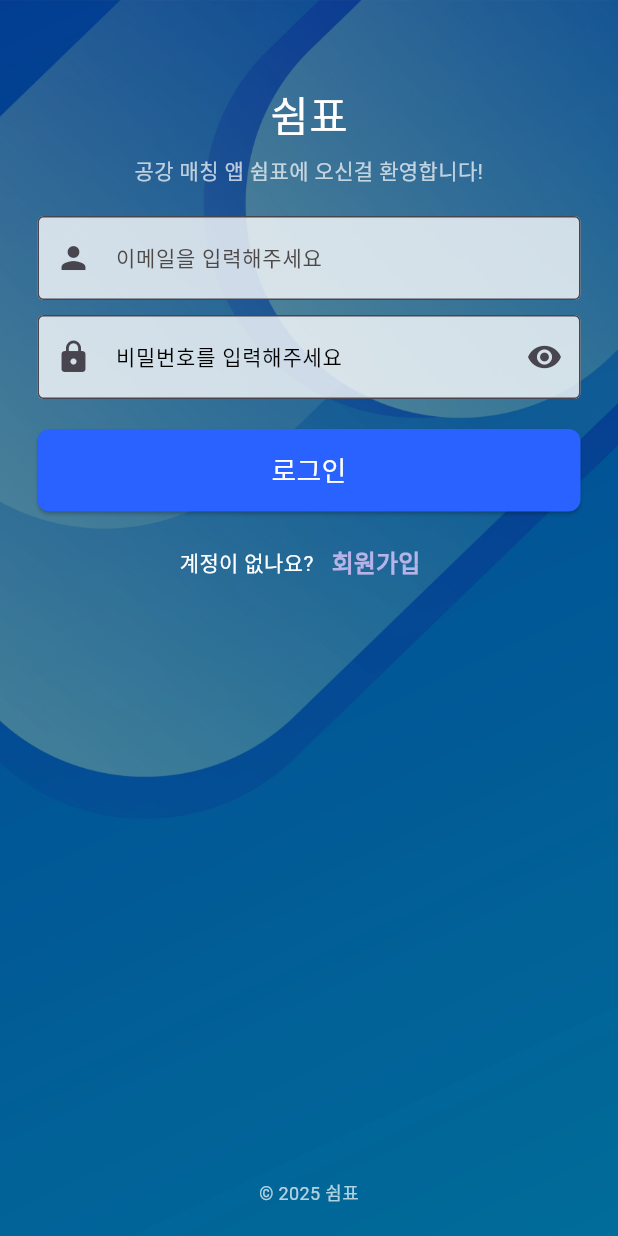
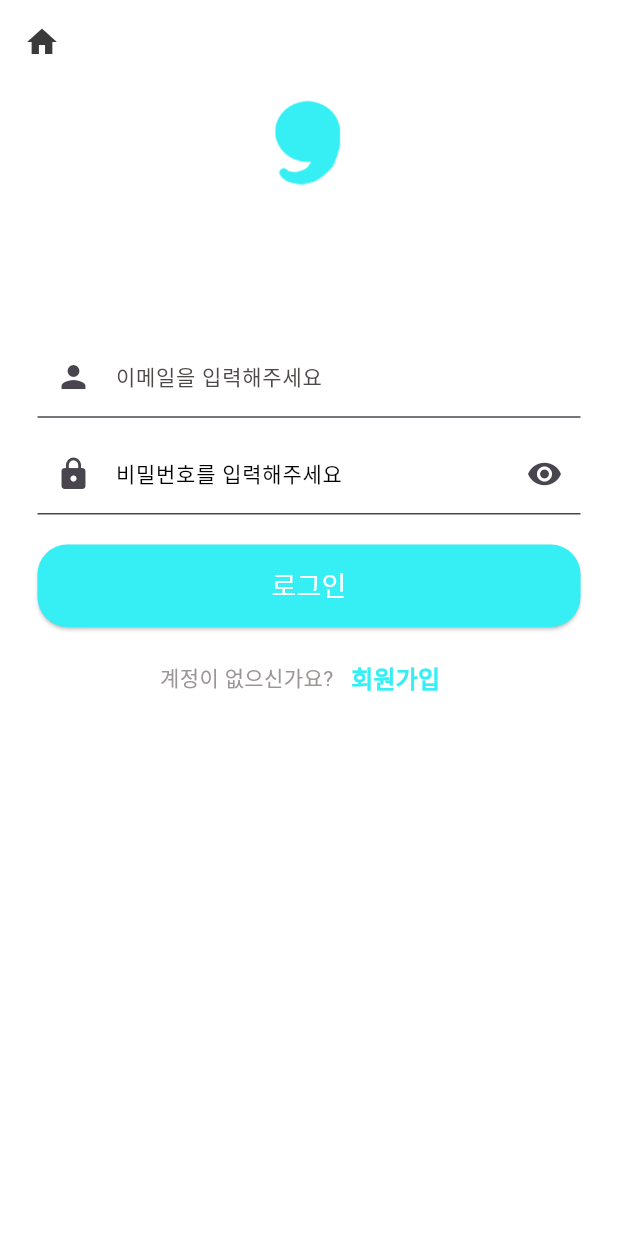
Before and after one commit to cbnu-ctrl-z/rest, a Flutter app: the screen it shows after launch, on a phone screen of 412 x 824 dp. Run offline on Flutter 3.47's test engine with Material 3 defaults, Android fonts, the phone set to English and light mode, and no system bars; our stand-ins replace shared_preferences.

Commit message:
로그인 화면 변경 쉼표 아이콘들 배경화면 jpg 파일 추가.

```diff
--- a/frontend/lib/pages/login_page.dart
+++ b/frontend/lib/pages/login_page.dart
@@ -85,30 +85,18 @@ class _LoginPageState extends State<LoginPage> {
   @override
 Widget build(BuildContext context) {
   return Scaffold(
-    resizeToAvoidBottomInset: false, //배경화면 움직이지 않게 화면 스크롤 비활성화
-    extendBodyBehindAppBar: true, //  AppBar 뒤에도 배경 확장
-    backgroundColor: Colors.transparent, //  Scaffold 배경 투명
-
+    resizeToAvoidBottomInset: false,
+    backgroundColor: Colors.white, //배경화면 움직이지 않게 화면 스크롤 비활성화
     appBar: AppBar(
-      backgroundColor: Colors.transparent, //  AppBar 투명
-      elevation: 0, //  그림자 제거
+      backgroundColor: Colors.white, // 배경을 흰색
+      elevation: 0,
+      leading: IconButton(
+        onPressed: (){Navigator.pushNamed(context, '/home');},
+        icon: Icon(Icons.home, color: const Color.fromARGB(255, 58, 58, 58)),
+      ),// 그림자 X
     ),
-
     body: Stack(
       children: [
-        //  배경 이미지 (화면 전체 적용)
-        Positioned.fill(
-          child: ColorFiltered(
-          colorFilter: ColorFilter.mode(
-          Colors.black.withAlpha(100), //  투명도 조절 (0.0 ~ 1.0)
-          BlendMode.darken, //  배경을 어둡게 하는 효과
-        ),
-          child: Image.asset(
-            'assets/login_Background_img.jpg', // 이미지 경로
-            fit: BoxFit.cover, //  화면을 꽉 채우도록 설정
-          ),
-        ),
-        ),
         //  본문 UI 요소들
         SingleChildScrollView(
           child: SafeArea(
@@ -119,6 +107,11 @@ Widget build(BuildContext context) {
                   padding: const EdgeInsets.symmetric(horizontal: 25),
                   child: Column(
                     children: [
+                      Image.asset(
+                        'assets/simpo_b.jpg', // 이미지 경로
+                        width: 80, // 이미지의 너비
+                        height: 80, // 이미지의 높이
+                       ),
                       Text(
                         '쉼표',
                         style: TextStyle(
@@ -148,8 +141,8 @@ Widget build(BuildContext context) {
                             color: const Color.fromARGB(255, 78, 73, 73), //글자색 변경
                           ),
                           filled: true, //배경을 살짝 투명하게
-                          fillColor: Colors.white.withAlpha(200),
-                          border: OutlineInputBorder(),
+                          fillColor: Colors.transparent,
+                          border: UnderlineInputBorder(),
                           prefixIcon: Icon(Icons.person),
                         ),
                         keyboardType: TextInputType.emailAddress,
@@ -169,8 +162,8 @@ Widget build(BuildContext context) {
                             color: Colors.black,
                           ),
                           filled: true,
-                          fillColor: Colors.white.withAlpha(200),
-                          border: OutlineInputBorder(),
+                          fillColor: Colors.transparent,
+                          border: UnderlineInputBorder(),
                           prefixIcon: Icon(Icons.lock),
                           suffixIcon: IconButton(
                             icon: Icon(_obscureText ? Icons.visibility : Icons.visibility_off),
@@ -190,9 +183,9 @@ Widget build(BuildContext context) {
                         onPressed: _login,
                         style: ElevatedButton.styleFrom(
                           minimumSize: Size.fromHeight(55),
-                          backgroundColor: Color(0xFF2962FF),
+                          backgroundColor: Color(0xff36eff4),
                           shape: RoundedRectangleBorder(
-                            borderRadius: BorderRadius.circular(8),
+                            borderRadius: BorderRadius.circular(20),
                           ),
                         ),
                         child: Text(
@@ -206,13 +199,13 @@ Widget build(BuildContext context) {
                       Row(
                         mainAxisAlignment: MainAxisAlignment.center,
                         children: [
-                          Text('계정이 없나요?', style: TextStyle(color: Colors.white)),
+                          Text('계정이 없으신가요?', style: TextStyle(color: const Color.fromARGB(255, 155, 150, 150))),
                           TextButton(
                             onPressed: () => Navigator.pushNamed(context, '/signup'),
                             child: Text(
                               '회원가입',
                               style: TextStyle(
-                                color: Color.fromARGB(255, 182, 179, 231),
+                                color: Color(0xff36eff4),
                                 fontSize: 16,
                                 fontWeight: FontWeight.w600,
                               ),
```
Also changed, not shown: frontend/assets/login_Background_img.jpg (deleted), frontend/assets/simpo_b.jpg (added), frontend/assets/simpo_icon.jpg (added), frontend/assets/simpo_w.jpg (added), frontend/assets/splash_Background_img.jpg (added).
